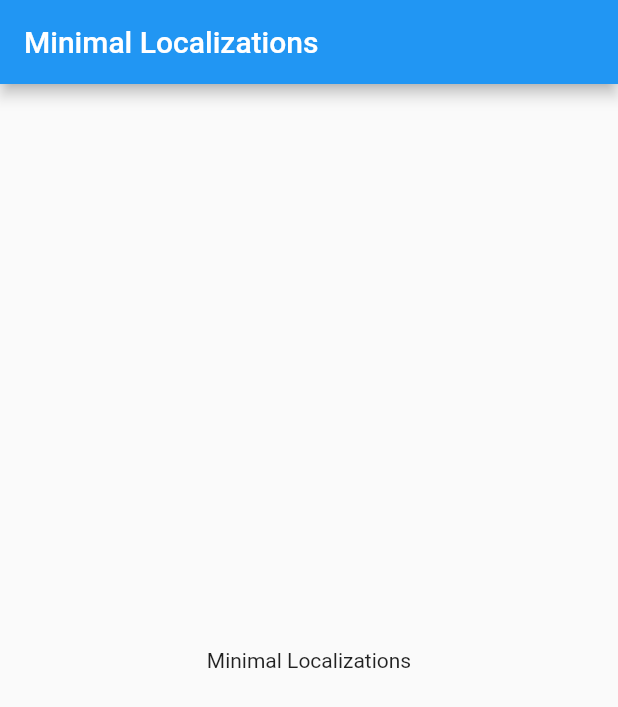
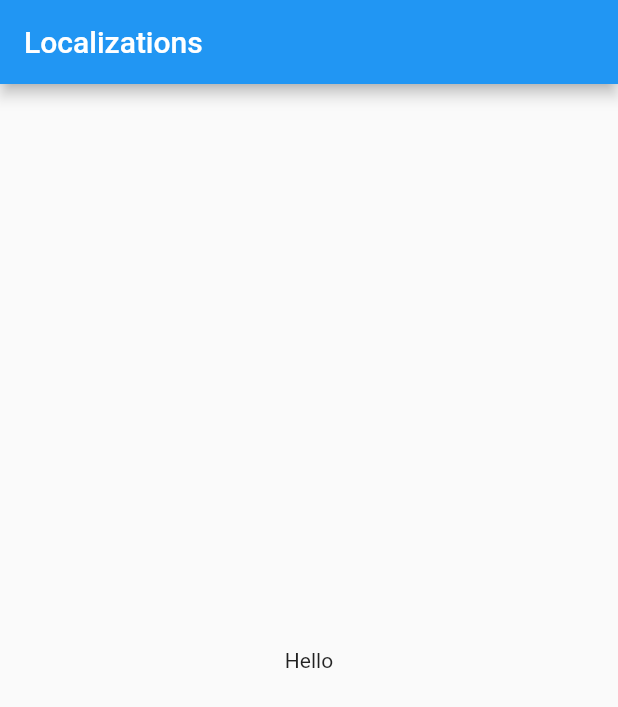
Before and after one commit to erf/minimal_localizations, a Flutter app: the screen it shows after launch, on a phone screen of 412 x 824 dp. Shown: the top 707 px of the screen. Run offline on Flutter 3.47's test engine with Material 2 defaults, Android fonts, the phone set to English and light mode, and no system bars.

Commit message:
example: add 'hello' translation

```diff
--- a/example/lib/main.dart
+++ b/example/lib/main.dart
@@ -12,12 +12,16 @@ void main() {
   runApp(const MyApp());
 }
 
-final minimalLocalizationsDelegate = MinimalLocalizationsDelegate(
-  {
-    'en': {'title': 'Minimal Localizations'},
-    'nb-NO': {'title': 'Minimal Lokaliseringer'},
+final minimalLocalizationsDelegate = MinimalLocalizationsDelegate({
+  'en': {
+    'title': 'Localizations',
+    'hello': 'Hello',
   },
-);
+  'nb-NO': {
+    'title': 'Lokaliseringer',
+    'hello': 'Hei',
+  },
+});
 
 class MyApp extends StatelessWidget {
   const MyApp({Key? key}) : super(key: key);
@@ -50,7 +54,7 @@ class _MyHomePageState extends State<MyHomePage> {
         title: Text('title'.tr(context)),
       ),
       body: Center(
-        child: Text('title'.tr(context)),
+        child: Text('hello'.tr(context)),
       ),
     );
   }
```
